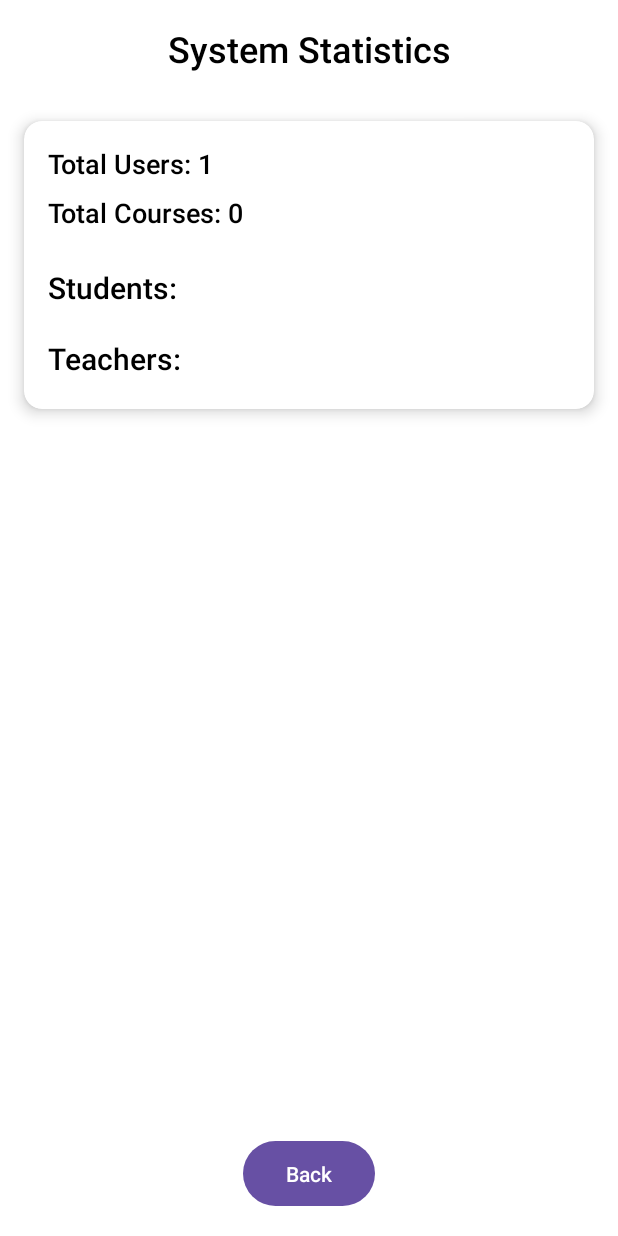
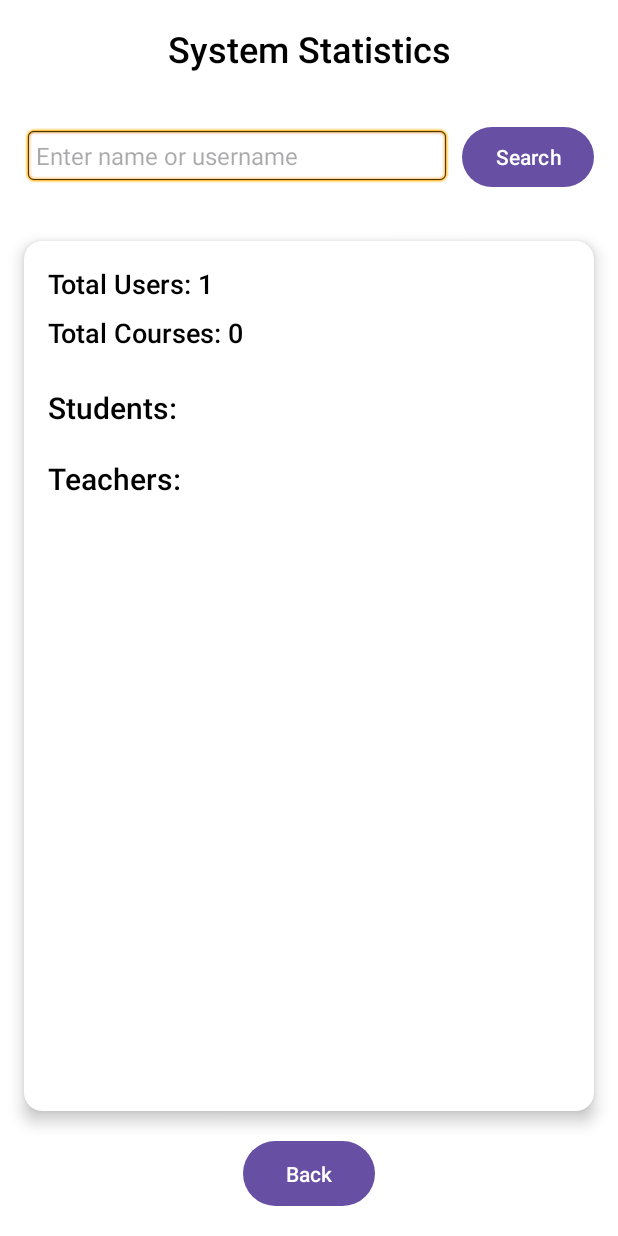
Before and after one commit to firstmhistaj/Komodo-Hub, an Android app: the StatsActivity screen opened directly, with no data from a screen before it, on a phone screen of 412 x 824 dp. Run offline under Robolectric (Android 15) with nearby library versions, the phone set to English and light mode, and no system bars.

Commit message:
system stats

```diff
--- a/app/src/main/res/layout/activity_stats.xml
+++ b/app/src/main/res/layout/activity_stats.xml
@@ -23,17 +23,58 @@
         app:layout_constraintStart_toStartOf="parent"
         app:layout_constraintEnd_toEndOf="parent" />
 
-    <!-- Stats Container -->
+    <!-- Search Section -->
+    <LinearLayout
+        android:id="@+id/searchLayout"
+        android:layout_width="0dp"
+        android:layout_height="wrap_content"
+        android:orientation="horizontal"
+        android:padding="16dp"
+        app:layout_constraintTop_toBottomOf="@id/titleTextView"
+        app:layout_constraintStart_toStartOf="parent"
+        app:layout_constraintEnd_toEndOf="parent">
+
+        <!-- Search Input -->
+        <EditText
+            android:id="@+id/searchEditText"
+            android:layout_width="0dp"
+            android:layout_height="wrap_content"
+            android:layout_weight="1"
+            android:hint="Enter name or username"
+            android:padding="8dp"
+            android:background="@android:drawable/editbox_background"
+            android:fontFamily="sans-serif"
+            android:textSize="16sp" />
+
+        <!-- Search Button -->
+        <Button
+            android:id="@+id/searchButton"
+            android:layout_width="wrap_content"
+            android:layout_height="wrap_content"
+            android:text="Search"
+            android:textColor="@android:color/white"
+            android:paddingHorizontal="16dp"
+            android:paddingVertical="8dp"
+            android:layout_marginStart="8dp" />
+    </LinearLayout>
+
+    <!-- Stats Container inside a ScrollView -->
     <androidx.cardview.widget.CardView
         android:id="@+id/cardView"
         android:layout_width="0dp"
-        android:layout_height="wrap_content"
+        android:layout_height="0dp"
         android:layout_margin="16dp"
         app:cardCornerRadius="12dp"
         app:cardElevation="6dp"
-        app:layout_constraintTop_toBottomOf="@id/titleTextView"
+        app:layout_constraintTop_toBottomOf="@id/searchLayout"
         app:layout_constraintStart_toStartOf="parent"
-        app:layout_constraintEnd_toEndOf="parent">
+        app:layout_constraintEnd_toEndOf="parent"
+        app:layout_constraintBottom_toTopOf="@id/backButton">
+
+        <ScrollView
+            android:layout_width="match_parent"
+            android:layout_height="match_parent"
+            android:fillViewport="true">
 
             <LinearLayout
                 android:layout_width="match_parent"
@@ -98,7 +139,9 @@
                     android:layout_width="match_parent"
                     android:layout_height="wrap_content"
                     android:layout_marginTop="4dp" />
+
             </LinearLayout>
+        </ScrollView>
     </androidx.cardview.widget.CardView>
 
     <!-- Back Button -->
```
Also changed, not shown: app/src/main/java/com/example/komodo_hub/Database.java (+48 -0 lines), app/src/main/java/com/example/komodo_hub/StatsActivity.java (+43 -1 lines). Lines whose indentation alone changed are shown as unchanged.
